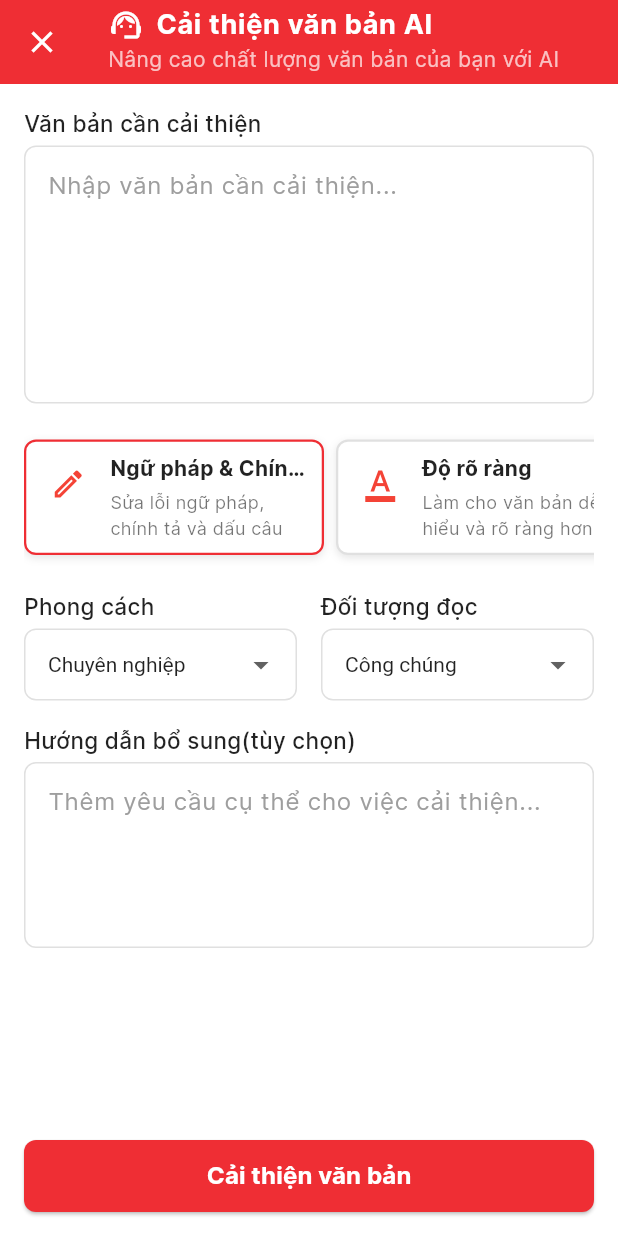
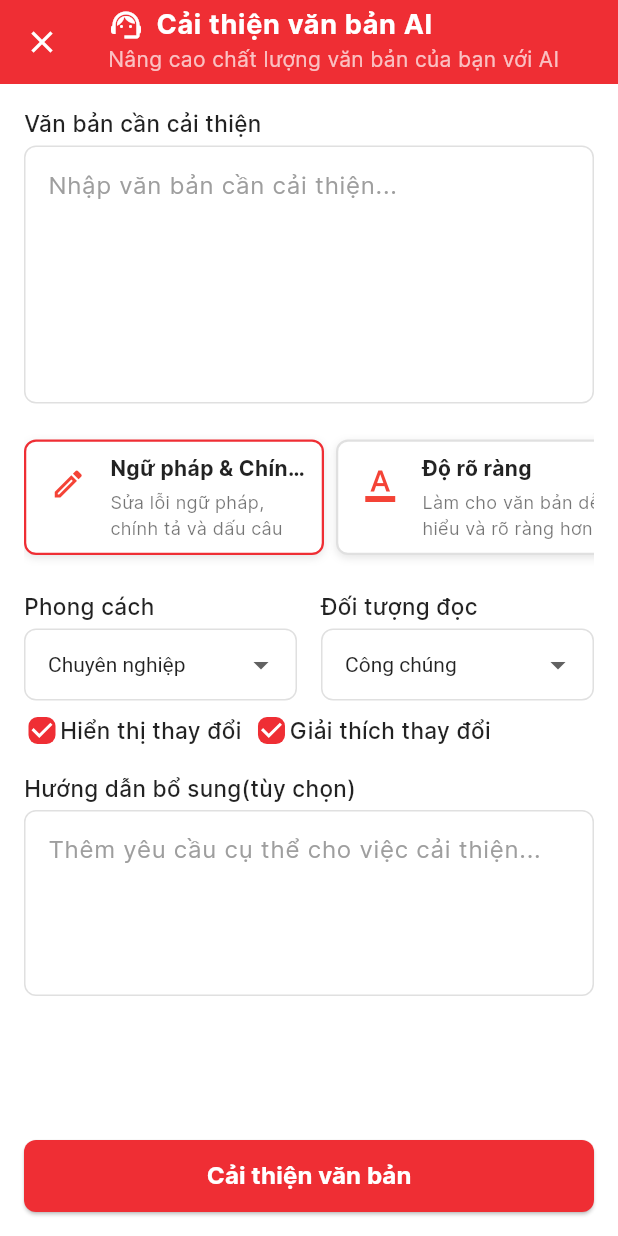
Before and after one commit to rickynguyenc/edoc-app-2025, a Flutter app: the AITextRefactorScreen screen opened by its route, on a phone screen of 412 x 824 dp. Run offline on Flutter 3.47's test engine with Material 3 defaults, Android fonts, the phone set to English and light mode, and no system bars; our stand-ins replace auto_route, carousel_slider, cross_file, dio, dropdown_search, file_picker and 17 more; missing offline and left inert: dart:ffi, enum_to_string, flutter_pdfview, jwt_decode, syncfusion_flutter_core; accounts and stored records are empty; generated files the repository leaves out were written again.

Commit message:
refactor text

```diff
--- a/lib/core/app_route/app_route.dart
+++ b/lib/core/app_route/app_route.dart
@@ -20,8 +20,10 @@ import '../../screens/authentication/welcome_screen.dart';
 import '../../screens/home/ai_agent_screen.dart';
 import '../../screens/home/ai_document_genarator_screen.dart';
 import '../../screens/home/ai_document_preview_screen.dart';
+import '../../screens/home/ai_improve_text_preview_screen.dart';
 import '../../screens/home/ai_improve_text_screen.dart';
 import '../../screens/home/aichatbot_screen.dart';
+import '../../screens/home/scan_doc_from_image_screen.dart';
 import '../../screens/notification/notification_dashboard_screen.dart';
 import '../../screens/account/my_account_tab.dart';
 import '../../screens/system_management/group_management_screen.dart';
@@ -95,6 +97,12 @@ class AppRouter extends _$AppRouter {
           transitionsBuilder: TransitionsBuilders.zoomIn,
           durationInMilliseconds: 200,
         ),
+        CustomRoute(
+          page: AIImproveTextPreviewRoute.page,
+          path: '/ai-improve-text-preview',
+          transitionsBuilder: TransitionsBuilders.zoomIn,
+          durationInMilliseconds: 200,
+        ),
 
         /// routes go here
         RedirectRoute(path: '*', redirectTo: '/'),
--- a/lib/screens/home/ai_improve_text_screen.dart
+++ b/lib/screens/home/ai_improve_text_screen.dart
@@ -1,8 +1,10 @@
 import 'package:auto_route/auto_route.dart';
+import 'package:edoc_tabcom/core/app_route/app_route.dart';
 import 'package:flutter/material.dart';
 import 'package:flutter_hooks/flutter_hooks.dart';
 import 'package:hooks_riverpod/hooks_riverpod.dart';
 
+import '../../models/ai_agent_model.dart';
 import '../../providers/ai_document_genarator_provider.dart';
 import '../../providers/ai_text_refactor_provider.dart';
 
@@ -18,12 +20,15 @@ class AITextRefactorScreen extends HookConsumerWidget {
     // Add controllers for each field
     final _txtController1 = useTextEditingController();
     final _txtController2 = useTextEditingController();
-    final _txtController3 = useTextEditingController();
-    final _txtController4 = useTextEditingController();
-    final _txtController5 = useTextEditingController();
-    final _txtController6 = useTextEditingController();
-    final _txtController7 = useTextEditingController();
-
+    final refactorStrings = [
+      'Ngữ pháp & Chính tả',
+      'Độ rõ ràng',
+      'Chuyên nghiệp',
+      'Súc tích',
+      'Sáng tạo'
+    ];
+    final showChanges = useState(true);
+    final provideExplanation = useState(true);
     return Scaffold(
       appBar: AppBar(
         leading: IconButton(
@@ -58,7 +63,8 @@ class AITextRefactorScreen extends HookConsumerWidget {
                       fontWeight: FontWeight.bold)),
             ],
           ),
-          subtitle: Text('Nâng cao chất lượng văn bản của bạn với AI', overflow: TextOverflow.ellipsis,
+          subtitle: Text('Nâng cao chất lượng văn bản của bạn với AI',
+              overflow: TextOverflow.ellipsis,
               style: TextStyle(color: Colors.white70, fontSize: 14)),
         ),
         centerTitle: true,
@@ -252,6 +258,53 @@ class AITextRefactorScreen extends HookConsumerWidget {
                           ),
                         ],
                       ),
+                      SizedBox(height: 8),
+                      Row(
+                        mainAxisAlignment: MainAxisAlignment.start,
+                        children: [
+                          SizedBox(
+                            width: 24,
+                            height: 24,
+                            child: Checkbox(
+                              value: showChanges.value,
+                              activeColor: Color(0xffef2e34),
+                              shape: RoundedRectangleBorder(
+                                  borderRadius: BorderRadius.circular(6)),
+                              onChanged: (val) =>
+                                  showChanges.value = val ?? false,
+                            ),
+                          ),
+                          Text(
+                            'Hiển thị thay đổi',
+                            style: TextStyle(
+                              fontSize: 15,
+                              color: Colors.black87,
+                              fontWeight: FontWeight.w500,
+                            ),
+                          ),
+                          SizedBox(width: 8),
+                          SizedBox(
+                            width: 24,
+                            height: 24,
+                            child: Checkbox(
+                              value: provideExplanation.value,
+                              activeColor: Color(0xffef2e34),
+                              shape: RoundedRectangleBorder(
+                                  borderRadius: BorderRadius.circular(6)),
+                              onChanged: (val) =>
+                                  provideExplanation.value = val ?? false,
+                            ),
+                          ),
+                          Text(
+                            'Giải thích thay đổi',
+                            style: TextStyle(
+                              fontSize: 15,
+                              color: Colors.black87,
+                              fontWeight: FontWeight.w500,
+                            ),
+                          ),
+                        ],
+                      ),
                       SizedBox(height: 16),
                       _FormLabel('Hướng dẫn bổ sung(tùy chọn)'),
                       SizedBox(height: 4),
@@ -260,6 +313,7 @@ class AITextRefactorScreen extends HookConsumerWidget {
                         maxLines: 4,
                         controller: _txtController2,
                       ),
+                      SizedBox(height: 8),
                     ],
                   ),
                 ),
@@ -272,9 +326,21 @@ class AITextRefactorScreen extends HookConsumerWidget {
         padding: const EdgeInsets.all(16),
         child: ElevatedButton(
           onPressed: () {
-            // You can now access the text values:
-            // _txtController1.text, _txtController2.text, etc.
-            context.router.pop();
+            final dtoBody = ImproveTextDto(
+                text: _txtController1.text,
+                improvementType: refactorStrings[refactorType],
+                language: 'vi',
+                provideExplanation: provideExplanation.value,
+                showChanges: showChanges.value,
+                targetAudience: targetReader.value,
+                tone: styleDoc.value);
+            ref.read(aiImproveTextsProvider.notifier).improveTexts(dtoBody);
+            context.router.push(AIImproveTextPreviewRoute(
+                originalText: _txtController1.text,
+                onApply: () {
+                  _txtController1.text =
+                      ref.read(aiImproveTextsProvider).response ?? '';
+                }));
           },
           style: ElevatedButton.styleFrom(
             backgroundColor: Color(0xffef2e34),
```
Also changed, not shown: lib/providers/ai_text_refactor_provider.dart (+30 -0 lines), lib/screens/home/ai_improve_text_preview_screen.dart (added, +203 -0 lines), lib/screens/home/scan_doc_from_image_screen.dart (added, +147 -0 lines).
